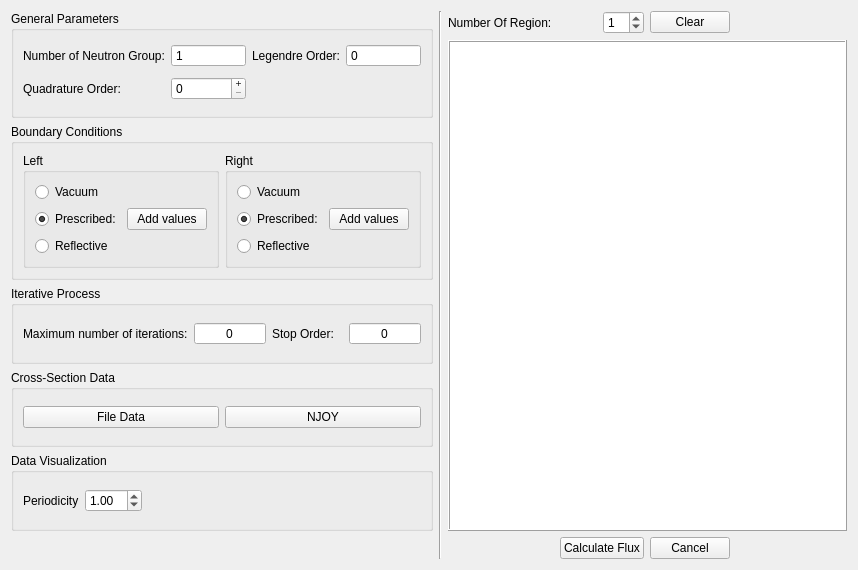
The window that Interface/CalFluxNeutron/RegionInputData.ui (simasvidalino/NeutronFluxCalculation) describes before a commit, drawn with Qt 5.
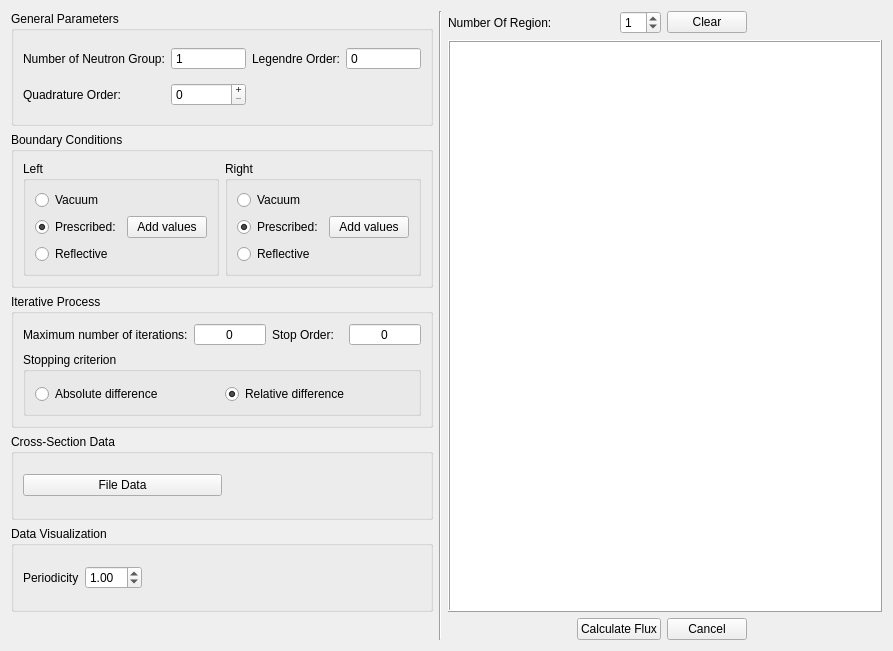
The same window after the commit.

Commit message:
SCRUM-90: feat: Add stopping Criteria to DD method
Delete unused var

What changed in the file:
```diff
--- a/Interface/CalFluxNeutron/RegionInputData.ui
+++ b/Interface/CalFluxNeutron/RegionInputData.ui
@@ -6,8 +6,8 @@
    <rect>
     <x>0</x>
     <y>0</y>
-    <width>858</width>
-    <height>570</height>
+    <width>893</width>
+    <height>651</height>
    </rect>
   </property>
   <property name="windowTitle">
@@ -91,7 +91,7 @@
      <property name="title">
       <string>Cross-Section Data</string>
      </property>
-     <layout class="QGridLayout" name="gridLayout">
+     <layout class="QGridLayout" name="gridLayout" columnstretch="1,1" rowminimumheight="0">
       <item row="0" column="0">
        <widget class="QPushButton" name="pushButtonCreateCrossSection">
         <property name="text">
@@ -100,11 +100,17 @@
        </widget>
       </item>
       <item row="0" column="1">
-       <widget class="QPushButton" name="pushButtonNJOY">
-        <property name="text">
-         <string>NJOY</string>
+       <spacer name="horizontalSpacer_4">
+        <property name="orientation">
+         <enum>Qt::Orientation::Horizontal</enum>
         </property>
-       </widget>
+        <property name="sizeHint" stdset="0">
+         <size>
+          <width>40</width>
+          <height>20</height>
+         </size>
+        </property>
+       </spacer>
       </item>
      </layout>
     </widget>
@@ -224,6 +230,12 @@
    </item>
    <item row="1" column="2" rowspan="5" colspan="6">
     <widget class="QGraphicsView" name="graphicsView">
+     <property name="sizePolicy">
+      <sizepolicy hsizetype="Preferred" vsizetype="Preferred">
+       <horstretch>0</horstretch>
+       <verstretch>0</verstretch>
+      </sizepolicy>
+     </property>
      <property name="frameShape">
       <enum>QFrame::Shape::Box</enum>
      </property>
@@ -343,6 +355,41 @@
         </property>
        </widget>
       </item>
+      <item row="1" column="0" colspan="4">
+       <widget class="QGroupBox" name="groupBoxStoppingCriterion">
+        <property name="title">
+         <string>Stopping criterion </string>
+        </property>
+        <layout class="QGridLayout" name="gridLayout_9">
+         <property name="topMargin">
+          <number>12</number>
+         </property>
+         <item row="0" column="0">
+          <widget class="QRadioButton" name="radioButtonAbsoluteDifference">
+           <property name="text">
+            <string>Absolute difference </string>
+           </property>
+           <attribute name="buttonGroup">
+            <string notr="true">buttonGroupStoppingCriterion</string>
+           </attribute>
+          </widget>
+         </item>
+         <item row="0" column="1">
+          <widget class="QRadioButton" name="radioButtonRelativeDifference">
+           <property name="text">
+            <string>Relative difference </string>
+           </property>
+           <property name="checked">
+            <bool>true</bool>
+           </property>
+           <attribute name="buttonGroup">
+            <string notr="true">buttonGroupStoppingCriterion</string>
+           </attribute>
+          </widget>
+         </item>
+        </layout>
+       </widget>
+      </item>
      </layout>
     </widget>
    </item>
```
Left out of the diff: 3 changed lines with no effect on the pictures. The commit also changes 8 other files.
